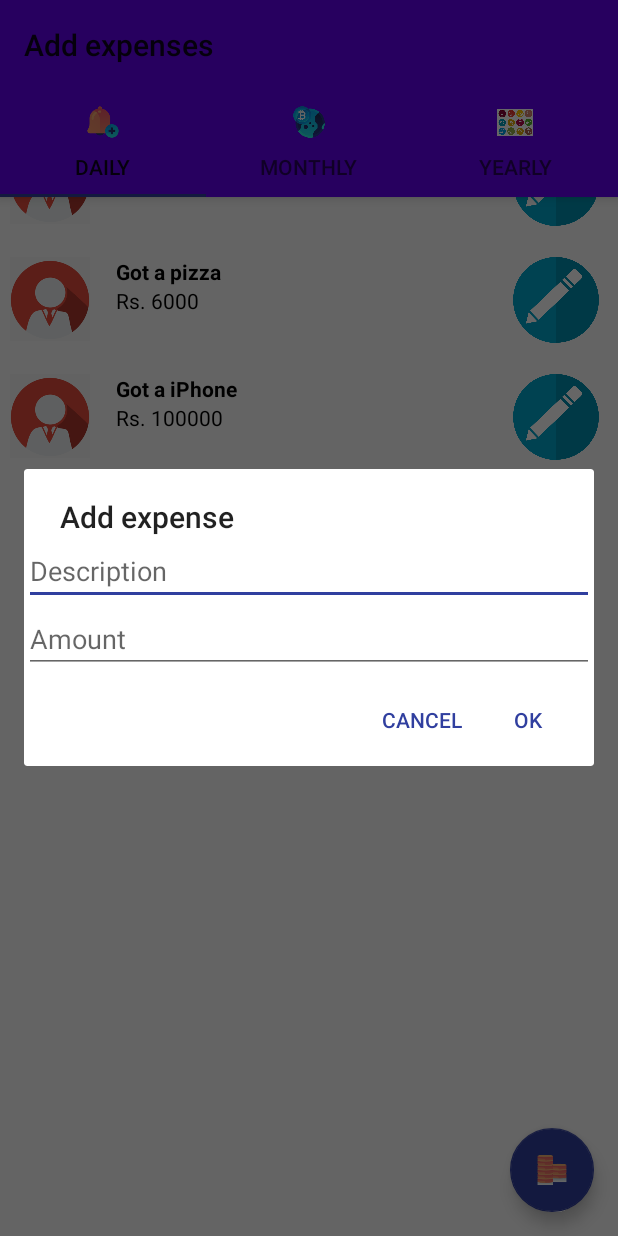
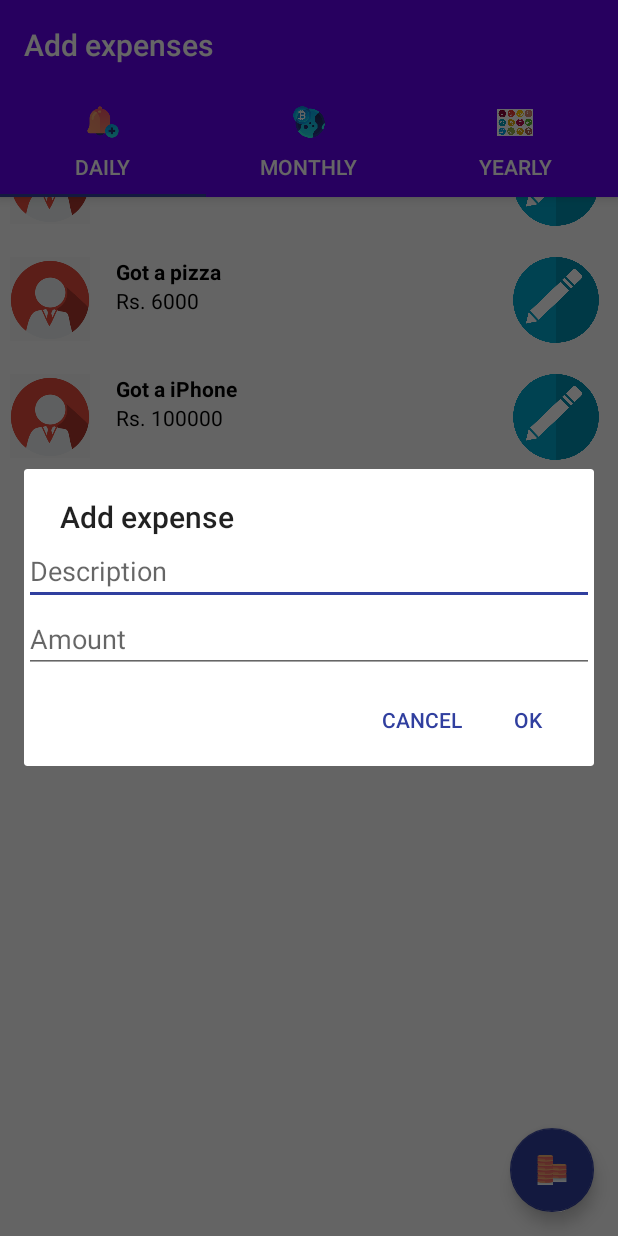
Before and after one commit to imalK96/budgetApp, an Android app: the ThanujaMain screen opened directly, with no data from a screen before it, after a tap on an icon or button, on a phone screen of 412 x 824 dp. Run offline under Robolectric (Android 15) with nearby library versions, the phone set to English and light mode, and no system bars.

Commit message:
thanuja updated resource files

```diff
--- a/app/src/main/java/com/example/thanuja/dialogbox/ExampleDialog.java
+++ b/app/src/main/java/com/example/thanuja/dialogbox/ExampleDialog.java
@@ -29,14 +29,14 @@ public class ExampleDialog extends AppCompatDialogFragment {
         editTextPassword = view.findViewById(R.id.edit_password);
 
         builder.setView(view)
-                .setTitle("Add expense")
-                .setNegativeButton("Cancel", new DialogInterface.OnClickListener() {
+                .setTitle(R.string.thanuja_addexpense)
+                .setNegativeButton(R.string.thanuja_cancel, new DialogInterface.OnClickListener() {
                     @Override
                     public void onClick(DialogInterface dialogInterface, int i) {
 
                     }
                 })
-                .setPositiveButton("OK", new DialogInterface.OnClickListener() {
+                .setPositiveButton(R.string.thanuja_ok, new DialogInterface.OnClickListener() {
                     @Override
                     public void onClick(DialogInterface dialogInterface, int i) {
                         String username = editTextUsername.getText().toString();
--- a/app/src/main/java/com/example/thanuja/fragments/FragmentDaily.java
+++ b/app/src/main/java/com/example/thanuja/fragments/FragmentDaily.java
@@ -33,6 +33,7 @@ public class FragmentDaily extends Fragment {
         lstContact.add(new Expense("Gave to Nuwanga", "Rs. 5000", R.drawable.images));
         lstContact.add(new Expense("Got a pizza", "Rs. 6000", R.drawable.images));
         lstContact.add(new Expense("Got a iPhone", "Rs. 100000", R.drawable.images));
+
     }
 
     @Nullable
--- a/app/src/main/java/com/example/thanuja/fragments/ThanujaMain.java
+++ b/app/src/main/java/com/example/thanuja/fragments/ThanujaMain.java
@@ -14,6 +14,8 @@ import com.example.thanuja.fragments.FragmentYearly;
 import com.example.thanuja.fragments.ViewPagerAdapter;
 import com.google.android.material.floatingactionbutton.FloatingActionButton;
 import com.google.android.material.tabs.TabLayout;
+
+import static com.example.imal.R.string.thanuja_daily;
 
 public class ThanujaMain extends AppCompatActivity implements ExampleDialog.ExampleDialogListener{
     private TabLayout tablayout;
--- a/app/src/main/res/layout/activity_thanuja_dialogbox.xml
+++ b/app/src/main/res/layout/activity_thanuja_dialogbox.xml
@@ -2,7 +2,7 @@
 <RelativeLayout xmlns:android="http://schemas.android.com/apk/res/android"
     android:layout_width="match_parent" android:layout_height="match_parent">
     <EditText
-        android:hint="Description"
+        android:hint="@string/thanuja_description"
         android:id="@+id/edit_username"
         android:layout_width="match_parent"
         android:layout_height="wrap_content"
@@ -12,7 +12,7 @@
         android:id="@+id/edit_password"
         android:layout_width="match_parent"
         android:layout_height="wrap_content"
-        android:hint="Amount"
+        android:hint="@string/thanuja_amount"
         android:inputType="text"
         android:layout_below="@id/edit_username"/>
 </RelativeLayout>
--- a/app/src/main/res/layout/activity_thanuja_main.xml
+++ b/app/src/main/res/layout/activity_thanuja_main.xml
@@ -15,15 +15,17 @@
 
         <TextView
             android:id="@+id/title"
+            android:textColor="@color/thanuja_font_color"
             android:layout_width="wrap_content"
             android:layout_height="wrap_content"
             android:gravity="center"
             android:minHeight="?actionBarSize"
             android:padding="16dp"
-            android:text="Add expenses"
+            android:text="@string/thanuja_addexpenses"
             android:textAppearance="@style/TextAppearance.Widget.AppCompat.Toolbar.Title" />
 
         <com.google.android.material.tabs.TabLayout
+            app:tabTextColor="@color/thanuja_font_color"
             android:layout_width="match_parent"
             android:layout_height="wrap_content"
             android:background="@color/design_default_color_primary"
--- a/app/src/main/res/values/colors.xml
+++ b/app/src/main/res/values/colors.xml
@@ -4,4 +4,5 @@
     <color name="colorPrimaryDark">#FF303F9F</color>
     <color name="colorAccent">#FF303F9F</color>
     <color name = "warningBtn">#C44829</color>
+    <color name = "thanuja_font_color">#FFFFFF</color>
 </resources>
--- a/app/src/main/res/values/strings.xml
+++ b/app/src/main/res/values/strings.xml
@@ -19,6 +19,13 @@
     <string name="profileField3">Savings</string>
     <string name="profileName">John Doe</string>
     <string name="reg_btn">Register</string>
-
-
+    <string name="thanuja_addexpenses">Add expenses</string>
+    <string name="thanuja_addexpense">Add expense</string>
+    <string name="thanuja_amount">Amount</string>
+    <string name="thanuja_description">Description</string>
+    <string name="thanuja_ok">OK</string>
+    <string name="thanuja_cancel">Cancel</string>
+    <string name="thanuja_daily">Daily</string>
+    <string name="thanuja_monthly">Monthly</string>
+    <string name="thanuja_yearly">Yearly</string>
 </resources>
```
